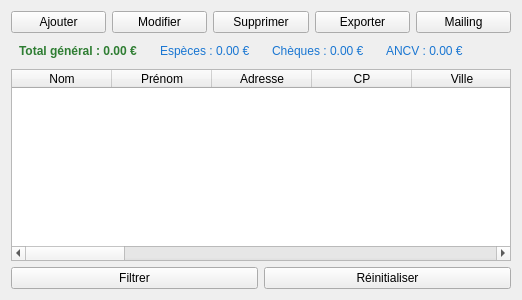
Old version of the form resources/ui/members_tab.ui in the repository DarkSario/ClubManager.
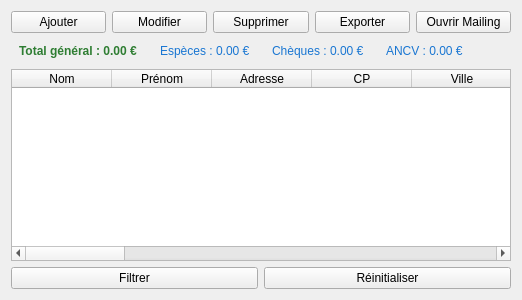
New version of the form.

Commit message: Implement SMTP integration and centralized mailing functionality

```diff
--- a/resources/ui/members_tab.ui
+++ b/resources/ui/members_tab.ui
@@ -9,7 +9,7 @@
      <item><widget class="QPushButton" name="buttonEditMember"><property name="text"><string>Modifier</string></property></widget></item>
      <item><widget class="QPushButton" name="buttonDeleteMember"><property name="text"><string>Supprimer</string></property></widget></item>
      <item><widget class="QPushButton" name="buttonExportMembers"><property name="text"><string>Exporter</string></property></widget></item>
-     <item><widget class="QPushButton" name="buttonMailing"><property name="text"><string>Mailing</string></property></widget></item>
+     <item><widget class="QPushButton" name="buttonMailing"><property name="text"><string>Ouvrir Mailing</string></property></widget></item>
     </layout>
    </item>
    <item>
```
The commit also changes 11 other files.
